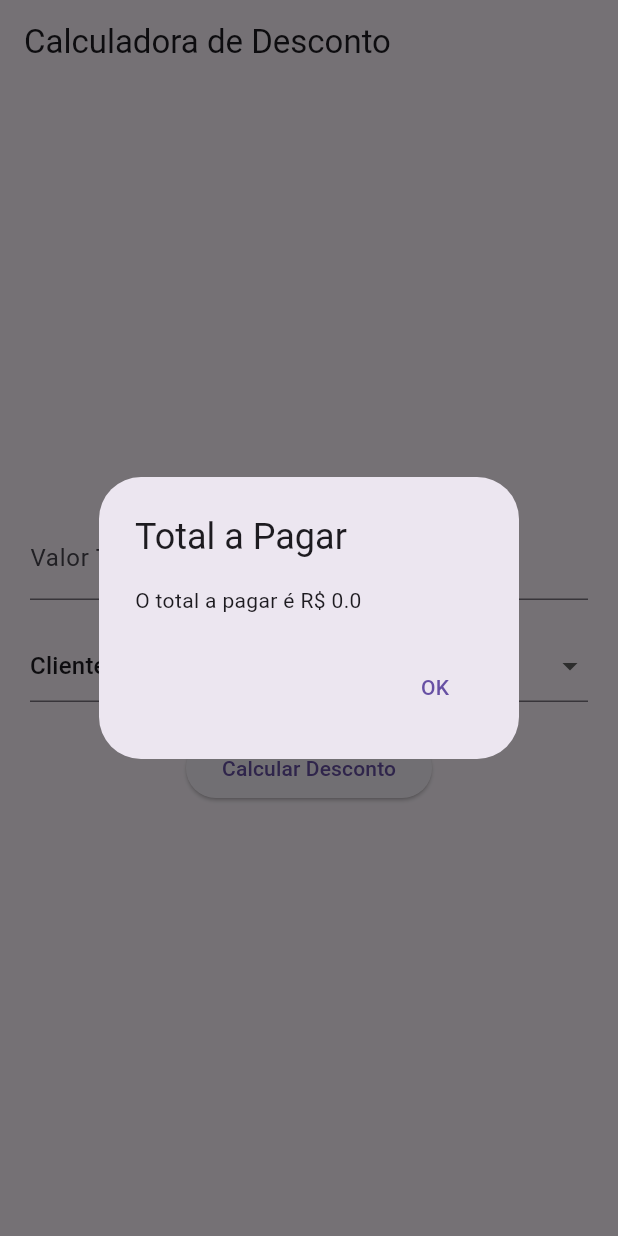
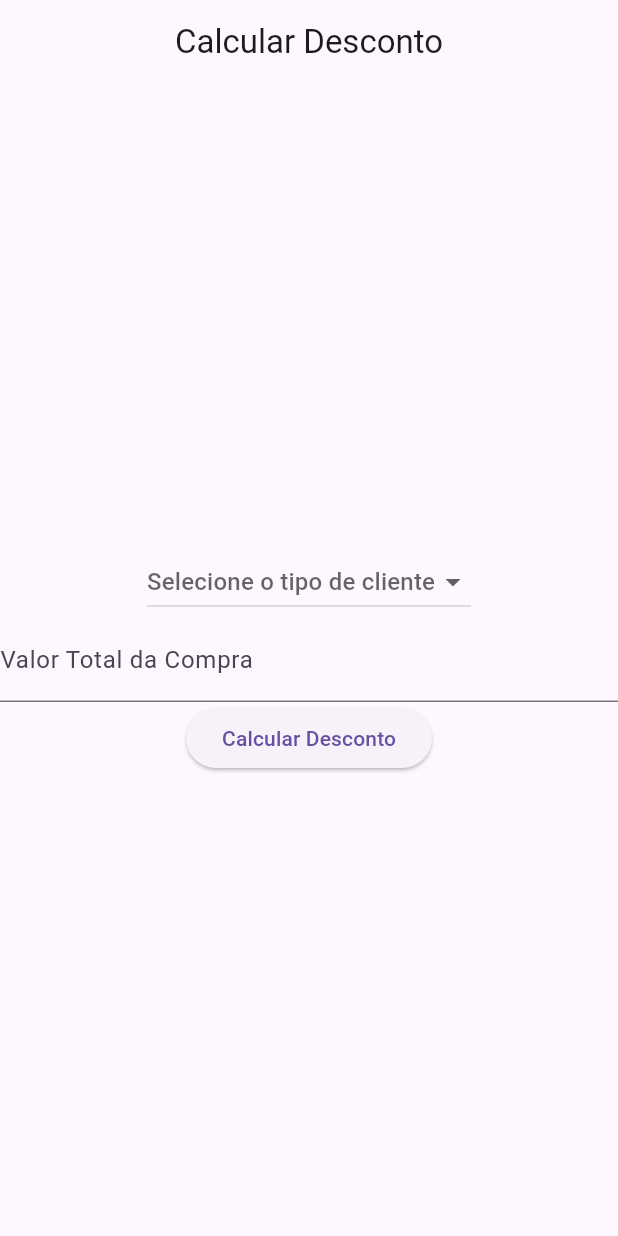
Before and after one commit to Larissa-Santos16/CalcularDescontoApp, a Flutter app: the screen it shows after launch, after a tap on "Calcular Desconto", on a phone screen of 412 x 824 dp. Run offline on Flutter 3.47's test engine with Material 3 defaults, Android fonts, the light colour scheme and no system bars.

Commit message:
Codigo simplificado

```diff
--- a/lib/main.dart
+++ b/lib/main.dart
@@ -5,39 +5,68 @@ void main() {
 }
 
 class MyApp extends StatelessWidget {
+  const MyApp({Key? key}) : super(key: key);
+
   @override
   Widget build(BuildContext context) {
     return MaterialApp(
-      title: 'Calculadora de Desconto',
-      theme: ThemeData(
-        primarySwatch: Colors.blue,
-      ),
-      home: CalculadoraDesconto(),
+      debugShowCheckedModeBanner: false,
+      title: 'Calcular Desconto',
+      theme: ThemeData(primarySwatch: Colors.purple),
+      home: const MyHomePage(title: 'Calcular Desconto'),
     );
   }
 }
 
-class CalculadoraDesconto extends StatefulWidget {
+class MyHomePage extends StatefulWidget {
+  final String title;
+
+  const MyHomePage({Key? key, required this.title}) : super(key: key);
+
   @override
-  _CalculadoraDescontoState createState() => _CalculadoraDescontoState();
+  State<MyHomePage> createState() => _MyHomePageState();
 }
 
-class _CalculadoraDescontoState extends State<CalculadoraDesconto> {
+class _MyHomePageState extends State<MyHomePage> {
   double valorTotal = 0.0;
   int tipoCliente = 1; // Cliente comum por padrão
   TextEditingController valorController = TextEditingController();
+  String? _selectedItem;
+  final List<String> _items = ["Cliente Comum", "Cliente Vip", "Funcionário"];
 
   @override
   Widget build(BuildContext context) {
     return Scaffold(
       appBar: AppBar(
-        title: Text('Calculadora de Desconto'),
+        title: Text(widget.title),
+        centerTitle: true,
       ),
-      body: Padding(
-        padding: EdgeInsets.all(20.0),
+      body: Center(
         child: Column(
           mainAxisAlignment: MainAxisAlignment.center,
-          children: [
+          children: <Widget>[
+            DropdownButton<String>(
+              value: _selectedItem,
+              items: _items.map((String item) {
+                return DropdownMenuItem<String>(
+                  value: item,
+                  child: Text(item),
+                );
+              }).toList(),
+              onChanged: (String? selectedItem) {
+                setState(() {
+                  _selectedItem = selectedItem;
+                });
+                if (_selectedItem == "Cliente Vip") {
+                  tipoCliente = 2;
+                } else if (_selectedItem == "Funcionário") {
+                  tipoCliente = 3;
+                } else {
+                  tipoCliente = 1;
+                }
+              },
+              hint: Text('Selecione o tipo de cliente'),
+            ),
             TextField(
               controller: valorController,
               decoration: InputDecoration(
@@ -45,30 +74,6 @@ class _CalculadoraDescontoState extends State<CalculadoraDesconto> {
               ),
               keyboardType: TextInputType.numberWithOptions(decimal: true),
             ),
-            SizedBox(height: 20.0),
-            DropdownButtonFormField(
-              value: tipoCliente,
-              onChanged: (int? value) {
-                setState(() {
-                  tipoCliente = value!;
-                });
-              },
-              items: [
-                DropdownMenuItem(
-                  value: 1,
-                  child: Text('Cliente Comum'),
-                ),
-                DropdownMenuItem(
-                  value: 2,
-                  child: Text('Funcionário'),
-                ),
-                DropdownMenuItem(
-                  value: 3,
-                  child: Text('VIP'),
-                ),
-              ],
-            ),
-            SizedBox(height: 20.0),
             ElevatedButton(
               onPressed: calcularDesconto,
               child: Text('Calcular Desconto'),
@@ -85,38 +90,18 @@ class _CalculadoraDescontoState extends State<CalculadoraDesconto> {
       double desconto = _calcularDesconto(tipoCliente);
       valorTotal -= desconto;
     });
-
-    _mostrarDialog(valorTotal);
   }
 
   double _calcularDesconto(int tipoCliente) {
     switch (tipoCliente) {
-      case 2:
-        return valorTotal * 0.10; // 10% de desconto para funcionários
-      case 3:
-        return valorTotal * 0.05; // 5% de desconto para clientes VIP
+      case 1: // Cliente Comum
+        return valorTotal * 0.0;
+      case 2: // Cliente Vip
+        return valorTotal * 0.05;
+      case 3: // Funcionário
+        return valorTotal * 0.10;
       default:
         return 0.0;
     }
   }
-
-  void _mostrarDialog(double valorTotal) {
-    showDialog(
-      context: context,
-      builder: (BuildContext context) {
-        return AlertDialog(
-          title: Text('Total a Pagar'),
-          content: Text('O total a pagar é R\$ $valorTotal'),
-          actions: [
-            TextButton(
-              onPressed: () {
-                Navigator.of(context).pop();
-              },
-              child: Text('OK'),
-            ),
-          ],
-        );
-      },
-    );
-  }
 }
```
